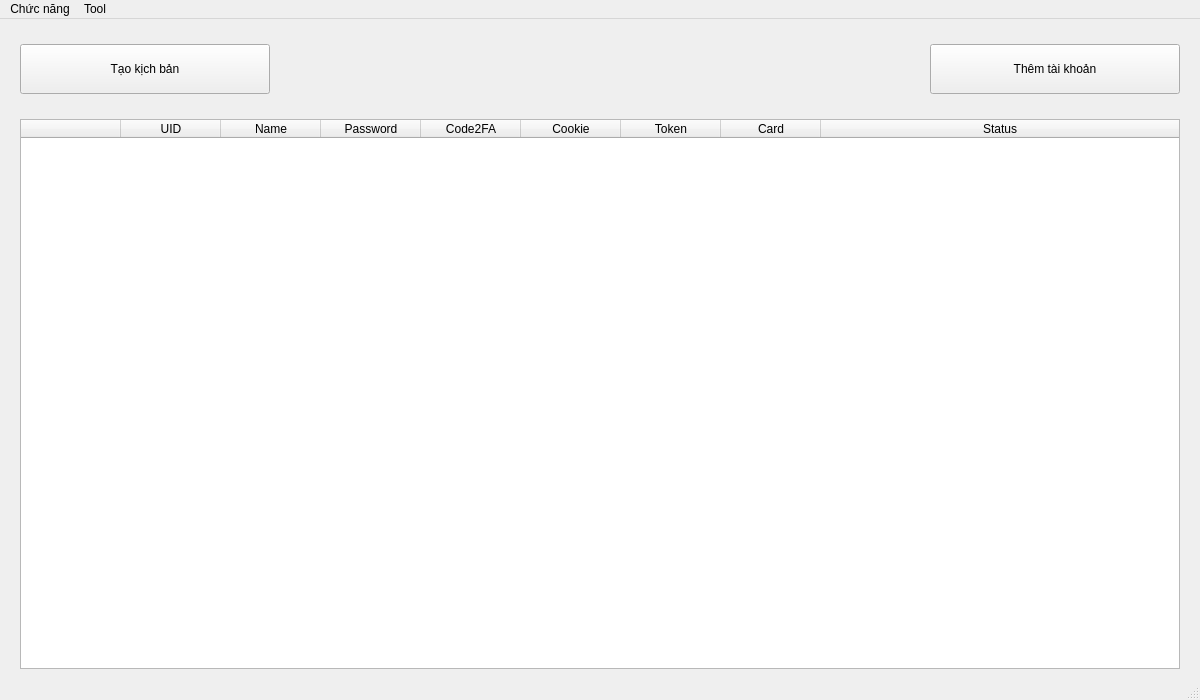
First picture: the form in FE/MainWindow/mainWindow_UI.ui, repository Taingovan97/facebook_ads, before the edit.
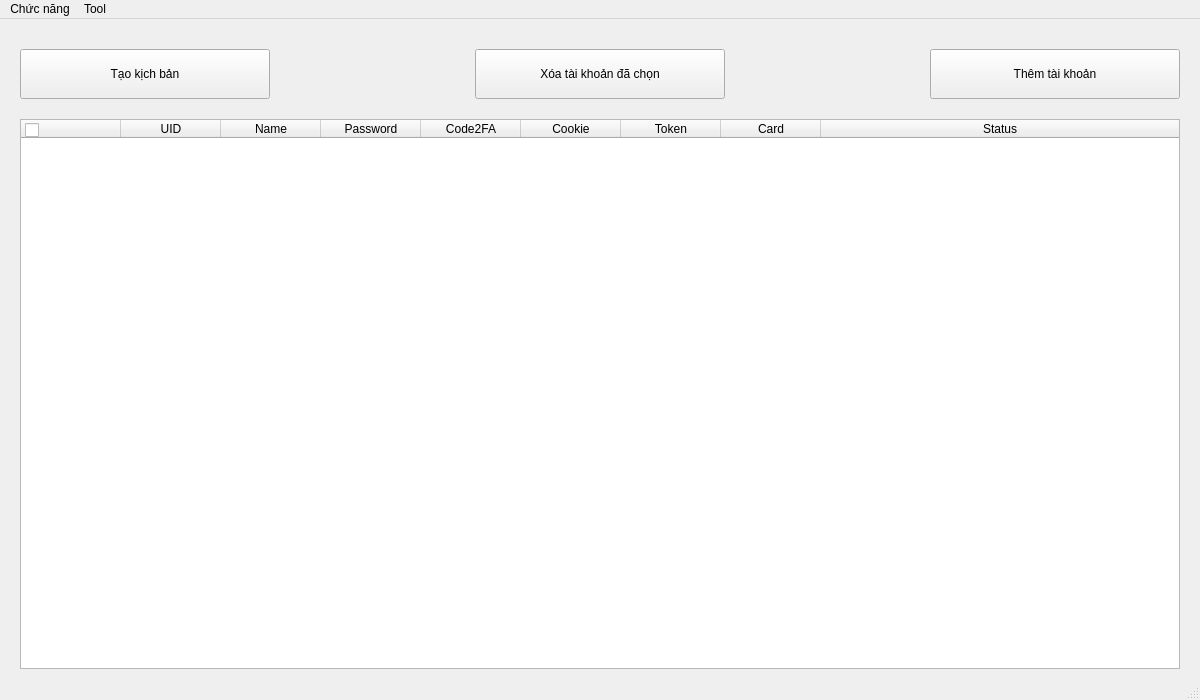
Second picture: the form after the edit.

What changed in the file:
```diff
--- a/FE/MainWindow/mainWindow_UI.ui
+++ b/FE/MainWindow/mainWindow_UI.ui
@@ -38,21 +38,63 @@
       <height>550</height>
      </size>
     </property>
+    <property name="focusPolicy">
+     <enum>Qt::ClickFocus</enum>
+    </property>
+    <property name="contextMenuPolicy">
+     <enum>Qt::NoContextMenu</enum>
+    </property>
+    <property name="autoFillBackground">
+     <bool>false</bool>
+    </property>
+    <property name="locale">
+     <locale language="Vietnamese" country="Vietnam"/>
+    </property>
     <property name="editTriggers">
      <set>QAbstractItemView::NoEditTriggers</set>
     </property>
     <property name="alternatingRowColors">
-     <bool>true</bool>
+     <bool>false</bool>
+    </property>
+    <property name="selectionMode">
+     <enum>QAbstractItemView::NoSelection</enum>
     </property>
     <property name="selectionBehavior">
      <enum>QAbstractItemView::SelectRows</enum>
     </property>
+    <property name="showGrid">
+     <bool>true</bool>
+    </property>
+    <property name="gridStyle">
+     <enum>Qt::SolidLine</enum>
+    </property>
+    <property name="sortingEnabled">
+     <bool>true</bool>
+    </property>
+    <property name="wordWrap">
+     <bool>false</bool>
+    </property>
+    <property name="cornerButtonEnabled">
+     <bool>false</bool>
+    </property>
+    <attribute name="horizontalHeaderVisible">
+     <bool>true</bool>
+    </attribute>
     <attribute name="horizontalHeaderMinimumSectionSize">
-     <number>30</number>
+     <number>20</number>
+    </attribute>
+    <attribute name="horizontalHeaderHighlightSections">
+     <bool>false</bool>
+    </attribute>
+    <attribute name="horizontalHeaderShowSortIndicator" stdset="0">
+     <bool>false</bool>
     </attribute>
     <attribute name="horizontalHeaderStretchLastSection">
      <bool>true</bool>
     </attribute>
+    <attribute name="verticalHeaderVisible">
+     <bool>false</bool>
+    </attribute>
     <attribute name="verticalHeaderMinimumSectionSize">
      <number>30</number>
     </attribute>
@@ -106,7 +148,7 @@
     <property name="geometry">
      <rect>
       <x>20</x>
-      <y>25</y>
+      <y>30</y>
       <width>250</width>
       <height>50</height>
      </rect>
@@ -119,7 +161,7 @@
     <property name="geometry">
      <rect>
       <x>930</x>
-      <y>25</y>
+      <y>30</y>
       <width>250</width>
       <height>50</height>
      </rect>
@@ -128,6 +170,38 @@
      <string>Thêm tài khoản</string>
     </property>
    </widget>
+   <widget class="QCheckBox" name="checkBoxAll">
+    <property name="geometry">
+     <rect>
+      <x>25</x>
+      <y>103</y>
+      <width>16</width>
+      <height>17</height>
+     </rect>
+    </property>
+    <property name="font">
+     <font>
+      <family>Segoe UI</family>
+      <pointsize>9</pointsize>
+     </font>
+    </property>
+    <property name="text">
+     <string/>
+    </property>
+   </widget>
+   <widget class="QPushButton" name="buttonDeleteAccount">
+    <property name="geometry">
+     <rect>
+      <x>475</x>
+      <y>30</y>
+      <width>250</width>
+      <height>50</height>
+     </rect>
+    </property>
+    <property name="text">
+     <string>Xóa tài khoản đã chọn</string>
+    </property>
+   </widget>
   </widget>
   <widget class="QMenuBar" name="menubar">
    <property name="geometry">
```
Left out of the diff: 9 changed lines with no effect on the pictures.
